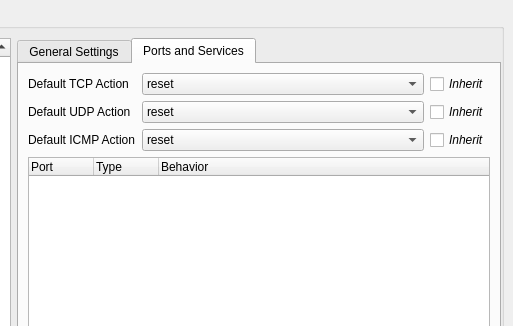
The window that NovaGUI/UI/novaconfig.ui (altf4/Nova) describes before a commit, drawn with Qt 5; both pictures show x 287 to 800 and y 0 to 326 of the 800 by 500 pixel window.
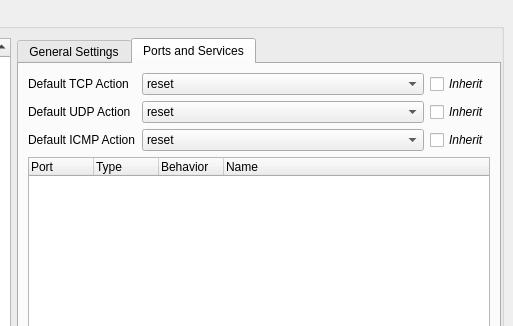
The same window after the commit. The open tabs and pages were chosen to show the change.

The edit to the form file:
```diff
--- a/NovaGUI/UI/novaconfig.ui
+++ b/NovaGUI/UI/novaconfig.ui
@@ -2449,6 +2449,9 @@
                      <property name="editTriggers">
                       <set>QAbstractItemView::DoubleClicked|QAbstractItemView::EditKeyPressed|QAbstractItemView::SelectedClicked</set>
                      </property>
+                     <property name="columnCount">
+                      <number>4</number>
+                     </property>
                      <attribute name="headerDefaultSectionSize">
                       <number>65</number>
                      </attribute>
@@ -2470,6 +2473,11 @@
                        <string>Behavior</string>
                       </property>
                      </column>
+                     <column>
+                      <property name="text">
+                       <string>Name</string>
+                      </property>
+                     </column>
                     </widget>
                    </item>
                    <item row="4" column="0" colspan="2">
```
Left out of the diff: 2 changed lines with no effect on the pictures.
